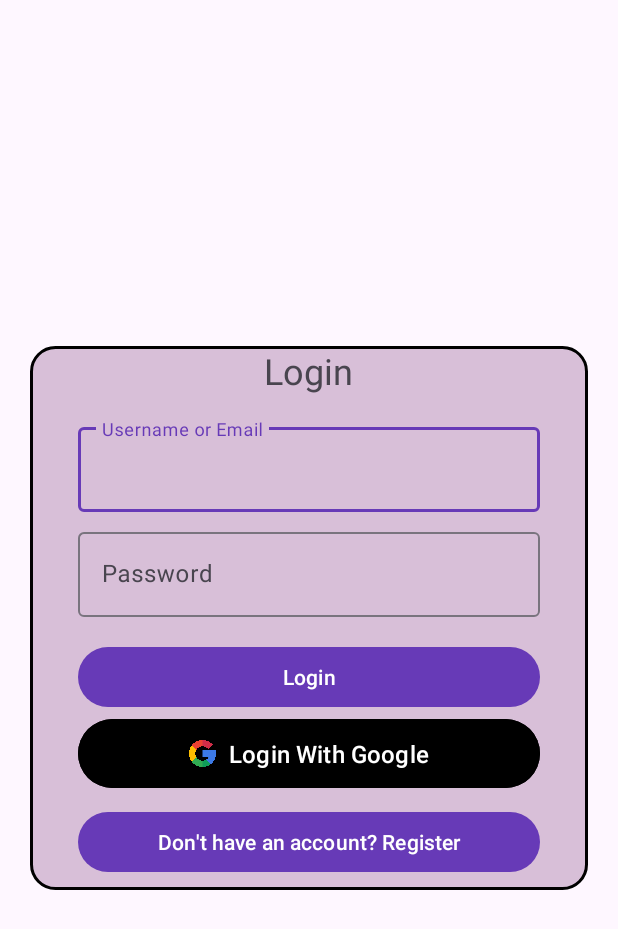
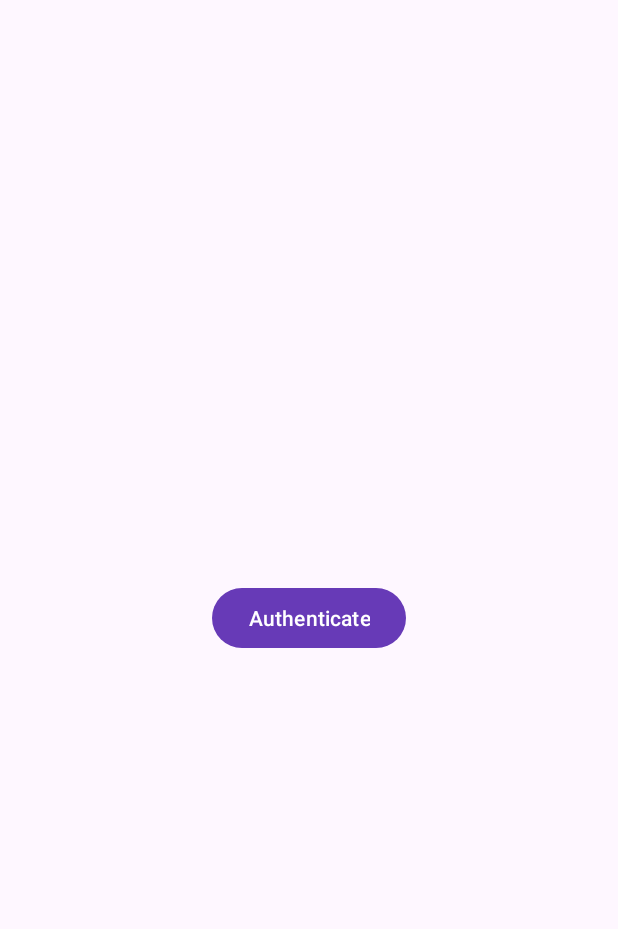
Before and after one commit to begordy/LinguaApp, an Android app built with Jetpack Compose: the screen it shows after launch (Login before the commit, BiometricActivity after it), on a phone screen of 412 x 824 dp. Shown: the top 929 px of the screen. Run offline under Robolectric (Android 15) with nearby library versions, the phone set to English and light mode, and no system bars; our stand-ins replace Firebase (no records; nobody signed in at launch, a user with empty details on screens opened directly).

Commit message:
Made Authentication and Favorites implementation

```diff
--- a/app/build.gradle.kts
+++ b/app/build.gradle.kts
@@ -10,7 +10,7 @@ android {
 
     defaultConfig {
         applicationId = "com.cs407.lingua"
-        minSdk = 27
+        minSdk = 30
         targetSdk = 34
         versionCode = 1
         versionName = "1.0"
--- /dev/null
+++ b/app/src/main/java/com/cs407/lingua/BiometricActivity.kt
@@ -0,0 +1,58 @@
+package com.cs407.lingua
+
+import android.content.Intent
+import androidx.lifecycle.lifecycleScope
+import kotlinx.coroutines.launch
+import android.os.Bundle
+import android.widget.Button
+import android.widget.Toast
+import androidx.activity.OnBackPressedCallback
+import androidx.activity.enableEdgeToEdge
+import androidx.appcompat.app.AppCompatActivity
+import androidx.core.view.ViewCompat
+import androidx.core.view.WindowInsetsCompat
+
+class BiometricActivity : AppCompatActivity() {
+    private lateinit var biometricPromptManager: BiometricPromptManager
+
+    override fun onCreate(savedInstanceState: Bundle?) {
+        super.onCreate(savedInstanceState)
+        setContentView(R.layout.activity_biometric)
+
+        onBackPressedDispatcher.addCallback(this, object : OnBackPressedCallback(true) {
+            override fun handleOnBackPressed() {
+                Toast.makeText(this@BiometricActivity, "Please Authenticate", Toast.LENGTH_SHORT).show()
+            }
+        })
+
+        biometricPromptManager = BiometricPromptManager(this)
+
+        val bioButton = findViewById<Button>(R.id.bioButton)
+        bioButton.setOnClickListener {
+            biometricPromptManager.showBiometricPrompt(
+                title = "Biometric Authentication",
+                description = "Please authenticate to proceed."
+            )
+        }
+
+        // Collect prompt results from the flow
+        lifecycleScope.launch {
+            biometricPromptManager.promptResults.collect { result ->
+                when (result) {
+                    is BiometricPromptManager.BiometricResult.AuthenticationSuccess -> {
+                        finish()
+                    }
+                    is BiometricPromptManager.BiometricResult.AuthenticationError -> {
+                        // Handle error (optional)
+                        Toast.makeText(this@BiometricActivity, "Authentication error. Please try again.", Toast.LENGTH_SHORT).show()
+                    }
+                    is BiometricPromptManager.BiometricResult.AuthenticationCanceled -> {
+                        // Handle cancelation (optional)
+                        Toast.makeText(this@BiometricActivity, "Authentication canceled. Please try again.", Toast.LENGTH_SHORT).show()
+                    }
+                    else -> Unit
+                }
+            }
+        }
+    }
+}
--- a/app/src/main/java/com/cs407/lingua/Login.kt
+++ b/app/src/main/java/com/cs407/lingua/Login.kt
@@ -48,8 +48,8 @@ class Login : AppCompatActivity() {
         setContentView(R.layout.activity_login)
 
         if (!authenticated) {
+            authenticated = true
             phoneAuth()
-            authenticated = true
         }
 
         auth = FirebaseAuth.getInstance()
@@ -153,36 +153,39 @@ class Login : AppCompatActivity() {
     }
 
     private fun phoneAuth() {
-        val biometricManager = BiometricManager.from(this)
+        val intent = Intent(this, BiometricActivity::class.java)
+        startActivity(intent)
 
-        when (biometricManager.canAuthenticate(BIOMETRIC_STRONG or DEVICE_CREDENTIAL)) {
-            BiometricManager.BIOMETRIC_SUCCESS -> {
-                // Delay prompt slightly to ensure activity transition completes
-                promptManager.showBiometricPrompt(
-                    title = "Biometric Authentication",
-                    description = "Authenticate using biometrics or device credentials"
-                )
-
-            }
-            BiometricManager.BIOMETRIC_ERROR_NO_HARDWARE -> {
-                Toast.makeText(this, "No biometric hardware available", Toast.LENGTH_SHORT).show()
-            }
-            BiometricManager.BIOMETRIC_ERROR_HW_UNAVAILABLE -> {
-                Toast.makeText(this, "Biometric hardware is currently unavailable", Toast.LENGTH_SHORT).show()
-            }
-            BiometricManager.BIOMETRIC_ERROR_NONE_ENROLLED -> {
-                if (Build.VERSION.SDK_INT >= Build.VERSION_CODES.R) { // Android 11 or higher
-                    val enrollIntent = Intent(Settings.ACTION_BIOMETRIC_ENROLL).apply {
-                        putExtra(
-                            Settings.EXTRA_BIOMETRIC_AUTHENTICATORS_ALLOWED,
-                            BIOMETRIC_STRONG or DEVICE_CREDENTIAL
-                        )
-                    }
-                    startActivity(enrollIntent)
-                } else {
-                    Toast.makeText(this, "No biometric credentials enrolled", Toast.LENGTH_SHORT).show()
-                }
-            }
-        }
+//        val biometricManager = BiometricManager.from(this)
+//
+//        when (biometricManager.canAuthenticate(BIOMETRIC_STRONG or DEVICE_CREDENTIAL)) {
+//            BiometricManager.BIOMETRIC_SUCCESS -> {
+//                // Delay prompt slightly to ensure activity transition completes
+//                promptManager.showBiometricPrompt(
+//                    title = "Biometric Authentication",
+//                    description = "Authenticate using biometrics or device credentials",
+//                )
+//
+//            }
+//            BiometricManager.BIOMETRIC_ERROR_NO_HARDWARE -> {
+//                Toast.makeText(this, "No biometric hardware available", Toast.LENGTH_SHORT).show()
+//            }
+//            BiometricManager.BIOMETRIC_ERROR_HW_UNAVAILABLE -> {
+//                Toast.makeText(this, "Biometric hardware is currently unavailable", Toast.LENGTH_SHORT).show()
+//            }
+//            BiometricManager.BIOMETRIC_ERROR_NONE_ENROLLED -> {
+//                if (Build.VERSION.SDK_INT >= Build.VERSION_CODES.R) { // Android 11 or higher
+//                    val enrollIntent = Intent(Settings.ACTION_BIOMETRIC_ENROLL).apply {
+//                        putExtra(
+//                            Settings.EXTRA_BIOMETRIC_AUTHENTICATORS_ALLOWED,
+//                            BIOMETRIC_STRONG or DEVICE_CREDENTIAL
+//                        )
+//                    }
+//                    startActivity(enrollIntent)
+//                } else {
+//                    Toast.makeText(this, "No biometric credentials enrolled", Toast.LENGTH_SHORT).show()
+//                }
+//            }
+//        }
     }
 }
--- /dev/null
+++ b/app/src/main/res/layout/activity_biometric.xml
@@ -0,0 +1,19 @@
+<?xml version="1.0" encoding="utf-8"?>
+<androidx.constraintlayout.widget.ConstraintLayout xmlns:android="http://schemas.android.com/apk/res/android"
+    xmlns:app="http://schemas.android.com/apk/res-auto"
+    xmlns:tools="http://schemas.android.com/tools"
+    android:id="@+id/main"
+    android:layout_width="match_parent"
+    android:layout_height="match_parent"
+    tools:context=".BiometricActivity">
+
+    <Button
+        android:id="@+id/bioButton"
+        android:layout_width="wrap_content"
+        android:layout_height="wrap_content"
+        android:text="Authenticate"
+        app:layout_constraintBottom_toBottomOf="parent"
+        app:layout_constraintEnd_toEndOf="parent"
+        app:layout_constraintStart_toStartOf="parent"
+        app:layout_constraintTop_toTopOf="parent" />
+</androidx.constraintlayout.widget.ConstraintLayout>
--- a/app/src/main/res/layout/fragment_favorites.xml
+++ b/app/src/main/res/layout/fragment_favorites.xml
@@ -23,12 +23,12 @@
         android:background="#BCBABA"
         android:layout_marginTop="1dp"/>
 
-    <ExpandableListView
+    <ListView
         android:id="@+id/bookmarked"
         android:layout_width="match_parent"
         android:layout_height="0dp"
-        android:layout_weight="1"
-        />
+        android:layout_weight="1" />
+
     <com.google.android.material.bottomnavigation.BottomNavigationView
         android:id="@+id/bottom_navigation"
         android:layout_width="match_parent"
```
Also changed, not shown: app/src/main/AndroidManifest.xml (+8 -6 lines), app/src/main/java/com/cs407/lingua/BiometricPromptManager.kt (+7 -1 lines), app/src/main/java/com/cs407/lingua/QuizResult.kt (+26 -1 lines), app/src/main/java/com/cs407/lingua/Register.kt (+16 -1 lines), app/src/main/java/com/cs407/lingua/favorites.kt (+21 -0 lines), app/src/main/res/values/strings.xml (line endings or trailing spaces).
